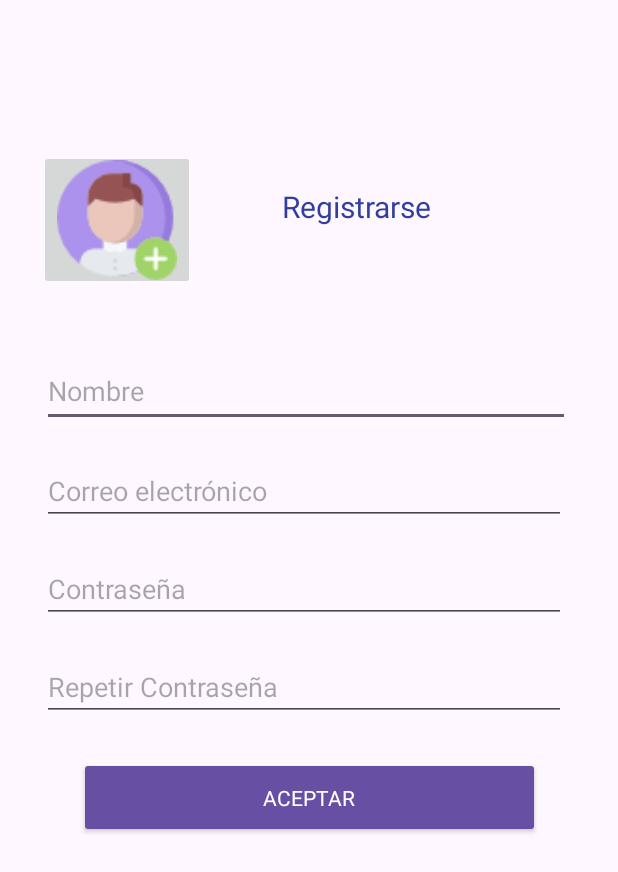
After one commit to HernanMVarela/TP_3_GRUPO_4, an Android app: the RegistroActivity screen opened directly, with no data from a screen before it, on a phone screen of 412 x 824 dp. The commit adds this screen. Shown: the top 872 px of the screen. Run offline under Robolectric (Android 15) with nearby library versions, the phone set to English and light mode, and no system bars.

Commit message:
add registro fix login

```diff
--- /dev/null
+++ b/app/src/main/java/frgp/utn/edu/ar/controllers/RegistroActivity.java
@@ -0,0 +1,35 @@
+package frgp.utn.edu.ar.controllers;
+
+import androidx.appcompat.app.AppCompatActivity;
+
+import android.os.Bundle;
+import android.view.View;
+import android.widget.EditText;
+import android.widget.Toast;
+
+public class RegistroActivity extends AppCompatActivity {
+    public EditText etNombre, etCorreo, etPassword1, etPassword2;
+    @Override
+    protected void onCreate(Bundle savedInstanceState) {
+        super.onCreate(savedInstanceState);
+        setContentView(R.layout.activity_registro);
+
+        etNombre = (EditText) findViewById(R.id.etNombreRegistro);
+        etCorreo = (EditText) findViewById(R.id.etCorreoRegistro);
+        etPassword1 = (EditText) findViewById(R.id.etPassUnoRegistro);
+        etPassword2 = (EditText) findViewById(R.id.etPassDosRegistro);
+    }
+
+    public void Registrar(View view){
+        String strNombre = etNombre.getText().toString();
+        String strCorreo = etCorreo.getText().toString();
+        String strPassUno = etPassword1.getText().toString();
+        String strPassDos = etPassword2.getText().toString();
+
+        if(strNombre.length() == 0 || strCorreo.length() == 0 || strPassUno.length() == 0 || strPassDos.length() == 0){
+            Toast.makeText(this, "Todos los campos son Obligatorios", Toast.LENGTH_LONG).show();
+        }else{
+            Toast.makeText(this, "Procesando...", Toast.LENGTH_LONG).show();
+        }
+    }
+}
--- /dev/null
+++ b/app/src/main/res/layout/activity_registro.xml
@@ -0,0 +1,95 @@
+<?xml version="1.0" encoding="utf-8"?>
+<androidx.constraintlayout.widget.ConstraintLayout xmlns:android="http://schemas.android.com/apk/res/android"
+    xmlns:app="http://schemas.android.com/apk/res-auto"
+    xmlns:tools="http://schemas.android.com/tools"
+    android:layout_width="match_parent"
+    android:layout_height="match_parent"
+    tools:context=".RegistroActivity">
+
+    <Button
+        android:id="@+id/btnContinuar"
+        style="@style/Widget.AppCompat.Button"
+        android:layout_width="307dp"
+        android:layout_height="54dp"
+        android:layout_marginTop="24dp"
+        android:backgroundTint="#9FA8DA"
+        android:onClick="Registrar"
+        android:text="ACEPTAR"
+        android:textAppearance="@style/TextAppearance.AppCompat.Body1"
+        app:layout_constraintEnd_toEndOf="parent"
+        app:layout_constraintStart_toStartOf="parent"
+        app:layout_constraintTop_toBottomOf="@+id/etPassDosRegistro" />
+
+    <ImageButton
+        android:id="@+id/imageButton2"
+        android:layout_width="104dp"
+        android:layout_height="93dp"
+        android:layout_marginTop="100dp"
+        android:scaleType="centerCrop"
+        app:layout_constraintEnd_toStartOf="@+id/textView3"
+        app:layout_constraintHorizontal_bias="0.31"
+        app:layout_constraintStart_toStartOf="parent"
+        app:layout_constraintTop_toTopOf="parent"
+        app:srcCompat="@mipmap/agregarusuario" />
+
+    <TextView
+        android:id="@+id/textView3"
+        android:layout_width="wrap_content"
+        android:layout_height="wrap_content"
+        android:layout_marginTop="124dp"
+        android:layout_marginEnd="124dp"
+        android:text="Registrarse"
+        android:textColor="#303F9F"
+        android:textSize="20sp"
+        app:layout_constraintEnd_toEndOf="parent"
+        app:layout_constraintTop_toTopOf="parent" />
+
+    <EditText
+        android:id="@+id/etNombreRegistro"
+        android:layout_width="352dp"
+        android:layout_height="47dp"
+        android:layout_marginStart="28dp"
+        android:layout_marginTop="44dp"
+        android:ems="10"
+        android:hint="Nombre"
+        android:inputType="text"
+        app:layout_constraintStart_toStartOf="parent"
+        app:layout_constraintTop_toBottomOf="@+id/imageButton2" />
+
+    <EditText
+        android:id="@+id/etCorreoRegistro"
+        android:layout_width="349dp"
+        android:layout_height="45dp"
+        android:layout_marginStart="28dp"
+        android:layout_marginTop="20dp"
+        android:ems="10"
+        android:hint="Correo electrónico"
+        android:inputType="textPostalAddress"
+        app:layout_constraintStart_toStartOf="parent"
+        app:layout_constraintTop_toBottomOf="@+id/etNombreRegistro" />
+
+    <EditText
+        android:id="@+id/etPassUnoRegistro"
+        android:layout_width="349dp"
+        android:layout_height="45dp"
+        android:layout_marginStart="28dp"
+        android:layout_marginTop="20dp"
+        android:ems="10"
+        android:hint="Contraseña"
+        android:inputType="textPassword"
+        app:layout_constraintStart_toStartOf="parent"
+        app:layout_constraintTop_toBottomOf="@+id/etCorreoRegistro" />
+
+    <EditText
+        android:id="@+id/etPassDosRegistro"
+        android:layout_width="349dp"
+        android:layout_height="45dp"
+        android:layout_marginStart="28dp"
+        android:layout_marginTop="20dp"
+        android:ems="10"
+        android:hint="Repetir Contraseña"
+        android:inputType="textPassword"
+        app:layout_constraintStart_toStartOf="parent"
+        app:layout_constraintTop_toBottomOf="@+id/etPassUnoRegistro" />
+
+</androidx.constraintlayout.widget.ConstraintLayout>
```
Also changed, not shown: app/src/main/AndroidManifest.xml (+6 -3 lines), app/src/main/java/frgp/utn/edu/ar/controllers/LoginActivity.java (+29 -0 lines), app/src/main/res/layout/activity_login.xml (+92 -0 lines), app/src/main/res/mipmap-hdpi/agregarusuario.png (added), app/src/main/res/mipmap-hdpi/coche.png (added).
